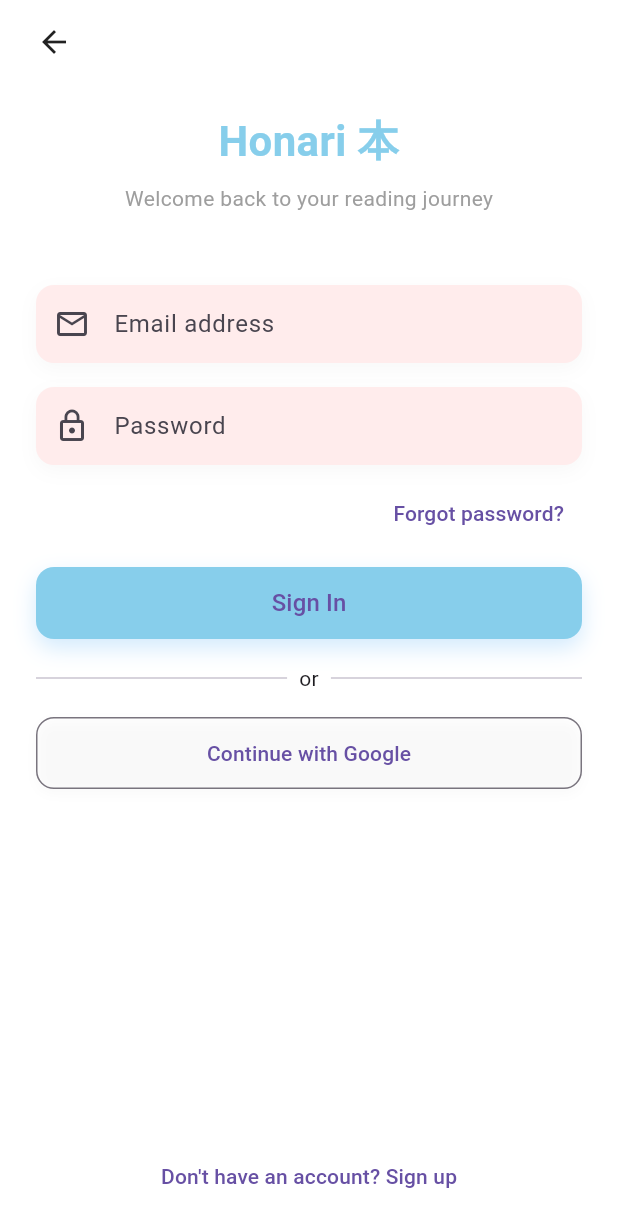
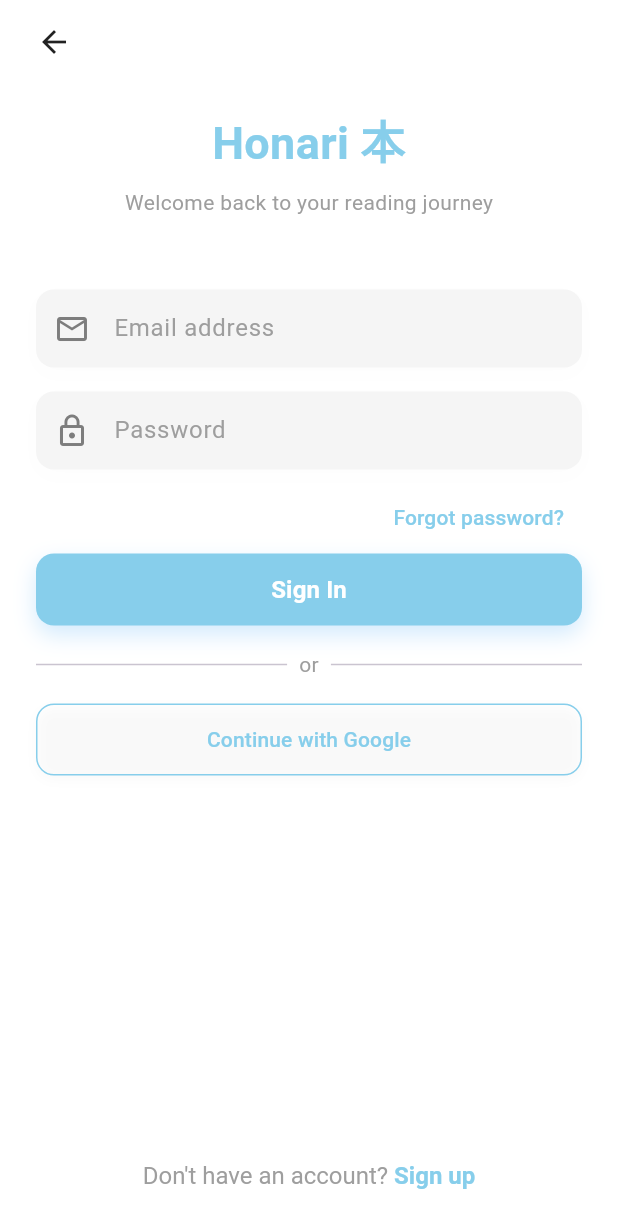
Before and after one commit to deesnutz00/honari, a Flutter app: the LoginScreen screen opened directly, on a phone screen of 412 x 824 dp. Shown: the top 1228 px of the screen. Run offline on Flutter 3.47's test engine with Material 3 defaults, Android fonts, the light colour scheme and no system bars; our stand-ins replace shared_preferences; accounts and stored records are empty.

Commit message:
minor upradates

```diff
--- a/lib/screens/login_screen.dart
+++ b/lib/screens/login_screen.dart
@@ -23,7 +23,7 @@ class LoginScreen extends StatelessWidget {
                     Text(
                       'Honari 本',
                       style: TextStyle(
-                        fontSize: 28,
+                        fontSize: 30,
                         fontWeight: FontWeight.bold,
                         color: Color(0xFF87CEEB),
                       ),
@@ -38,23 +38,32 @@ class LoginScreen extends StatelessWidget {
               ),
               const SizedBox(height: 48),
 
-              // Email TextField with soft shadow
+              // Email TextField
               Container(
                 decoration: BoxDecoration(
-                  color: Color.fromARGB(255, 255, 236, 236),
+                  color: const Color(0xFFF5F5F5), // Very light grey background
                   borderRadius: BorderRadius.circular(12),
                   boxShadow: [
                     BoxShadow(
-                      color: Colors.grey.withOpacity(0.08),
+                      color: const Color(0xFFE0E0E0).withOpacity(0.08),
                       blurRadius: 10,
-                      offset: Offset(0, 4),
+                      offset: const Offset(0, 4),
                     ),
                   ],
                 ),
-                child: const TextField(
-                  decoration: InputDecoration(
-                    prefixIcon: Icon(Icons.email_outlined),
+                child: TextField(
+                  style: const TextStyle(
+                    color: Color(0xFF7D7D7D), // Darker grey input text
+                  ),
+                  decoration: const InputDecoration(
+                    prefixIcon: Icon(
+                      Icons.email_outlined,
+                      color: Color(0xFF7D7D7D),
+                    ), // Icon color
                     hintText: 'Email address',
+                    hintStyle: TextStyle(
+                      color: Color(0xFF9E9E9E),
+                    ), // Hint text color
                     border: InputBorder.none,
                     contentPadding: EdgeInsets.symmetric(
                       horizontal: 16,
@@ -63,26 +72,36 @@ class LoginScreen extends StatelessWidget {
                   ),
                 ),
               ),
+
               const SizedBox(height: 16),
 
-              // Password TextField with soft shadow
+              // Password TextField
               Container(
                 decoration: BoxDecoration(
-                  color: Color.fromARGB(255, 255, 236, 236),
+                  color: const Color(0xFFF5F5F5), // Very light grey background
                   borderRadius: BorderRadius.circular(12),
                   boxShadow: [
                     BoxShadow(
-                      color: Colors.grey.withOpacity(0.08),
+                      color: const Color(0xFFE0E0E0).withOpacity(0.08),
                       blurRadius: 10,
-                      offset: Offset(0, 4),
+                      offset: const Offset(0, 4),
                     ),
                   ],
                 ),
-                child: const TextField(
+                child: TextField(
                   obscureText: true,
-                  decoration: InputDecoration(
-                    prefixIcon: Icon(Icons.lock_outline),
+                  style: const TextStyle(
+                    color: Color(0xFF7D7D7D), // Darker grey input text
+                  ),
+                  decoration: const InputDecoration(
+                    prefixIcon: Icon(
+                      Icons.lock_outline,
+                      color: Color(0xFF7D7D7D),
+                    ), // Icon color
                     hintText: 'Password',
+                    hintStyle: TextStyle(
+                      color: Color(0xFF9E9E9E),
+                    ), // Hint text color
                     border: InputBorder.none,
                     contentPadding: EdgeInsets.symmetric(
                       horizontal: 16,
@@ -97,10 +116,17 @@ class LoginScreen extends StatelessWidget {
                 alignment: Alignment.centerRight,
                 child: TextButton(
                   onPressed: () {},
+                  style: TextButton.styleFrom(
+                    foregroundColor: const Color.fromARGB(
+                      255,
+                      135,
+                      206,
+                      235,
+                    ), // Change this to your desired color
+                  ),
                   child: const Text('Forgot password?'),
                 ),
               ),
-              const SizedBox(height: 12),
 
               // Sign In button with soft shadow
               Container(
@@ -126,9 +152,14 @@ class LoginScreen extends StatelessWidget {
                         borderRadius: BorderRadius.circular(12),
                       ),
                     ),
+
                     child: const Text(
                       'Sign In',
-                      style: TextStyle(fontSize: 16),
+                      style: TextStyle(
+                        fontSize: 16,
+                        fontWeight: FontWeight.bold,
+                        color: Color.fromARGB(255, 255, 255, 255),
+                      ),
                     ),
                   ),
                 ),
@@ -136,13 +167,18 @@ class LoginScreen extends StatelessWidget {
               const SizedBox(height: 16),
 
               Row(
-                children: const [
-                  Expanded(child: Divider()),
-                  Padding(
+                children: [
+                  const Expanded(child: Divider()),
+                  const Padding(
                     padding: EdgeInsets.symmetric(horizontal: 8),
-                    child: Text('or'),
+                    child: Text(
+                      'or',
+                      style: TextStyle(
+                        color: Color(0xFF9E9E9E), // Medium grey
+                      ),
+                    ),
                   ),
-                  Expanded(child: Divider()),
+                  const Expanded(child: Divider()),
                 ],
               ),
               const SizedBox(height: 16),
@@ -171,11 +207,28 @@ class LoginScreen extends StatelessWidget {
                         ),
                       );
                     },
+
                     style: OutlinedButton.styleFrom(
+                      foregroundColor: Color.fromARGB(
+                        255,
+                        135,
+                        206,
+                        235,
+                      ), // Text/icon color
+                      side: BorderSide(
+                        color: Color.fromARGB(
+                          255,
+                          135,
+                          206,
+                          235,
+                        ), // Outline color
+                        width: 1,
+                      ),
                       shape: RoundedRectangleBorder(
                         borderRadius: BorderRadius.circular(12),
                       ),
                     ),
+
                     child: const Text('Continue with Google'),
                   ),
                 ),
@@ -192,7 +245,29 @@ class LoginScreen extends StatelessWidget {
                       ),
                     );
                   },
-                  child: const Text("Don't have an account? Sign up"),
+                  child: RichText(
+                    text: TextSpan(
+                      text: "Don't have an account? ",
+                      style: TextStyle(
+                        color: Colors.grey, // First part color
+                        fontSize: 16,
+                      ),
+                      children: [
+                        TextSpan(
+                          text: "Sign up",
+                          style: TextStyle(
+                            color: Color.fromARGB(
+                              255,
+                              135,
+                              206,
+                              235,
+                            ), // Sky blue
+                            fontWeight: FontWeight.bold,
+                          ),
+                        ),
+                      ],
+                    ),
+                  ),
                 ),
               ),
             ],
```
Also changed, not shown: 1 other file.
